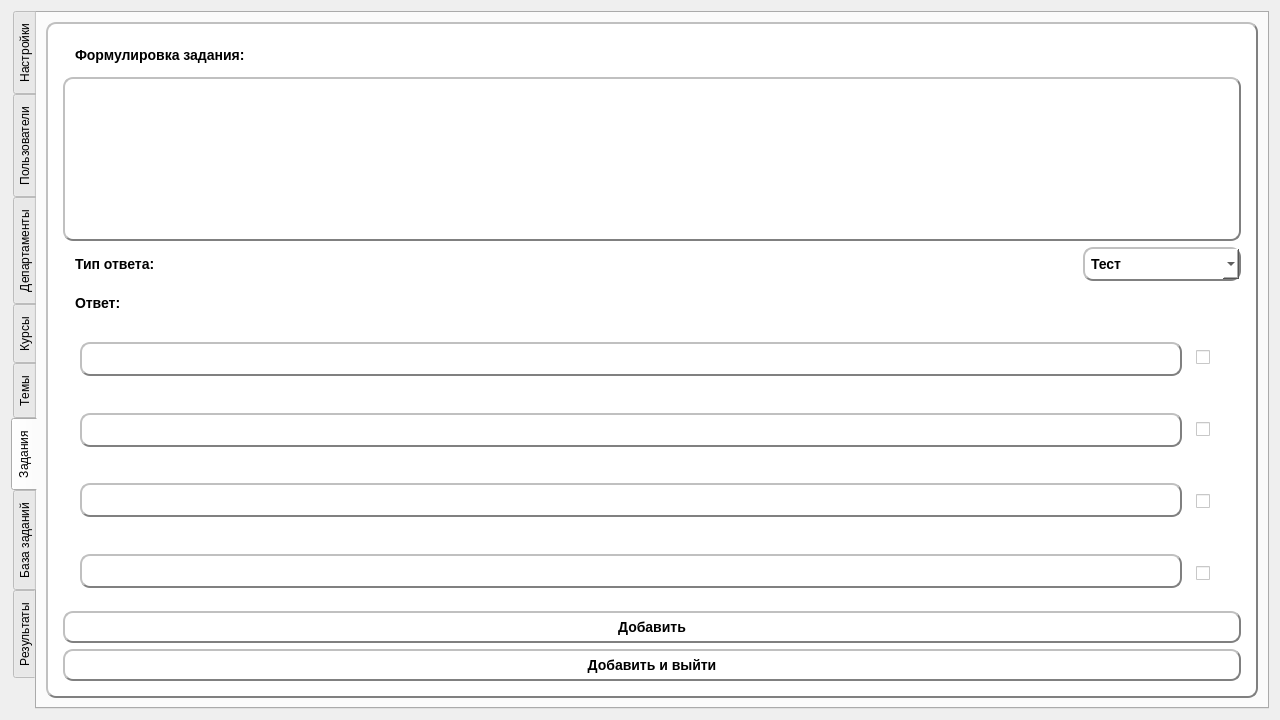
Above: adminwin.ui from Rayzedan/SystemControlStudent before the change. Below: the same form after it.
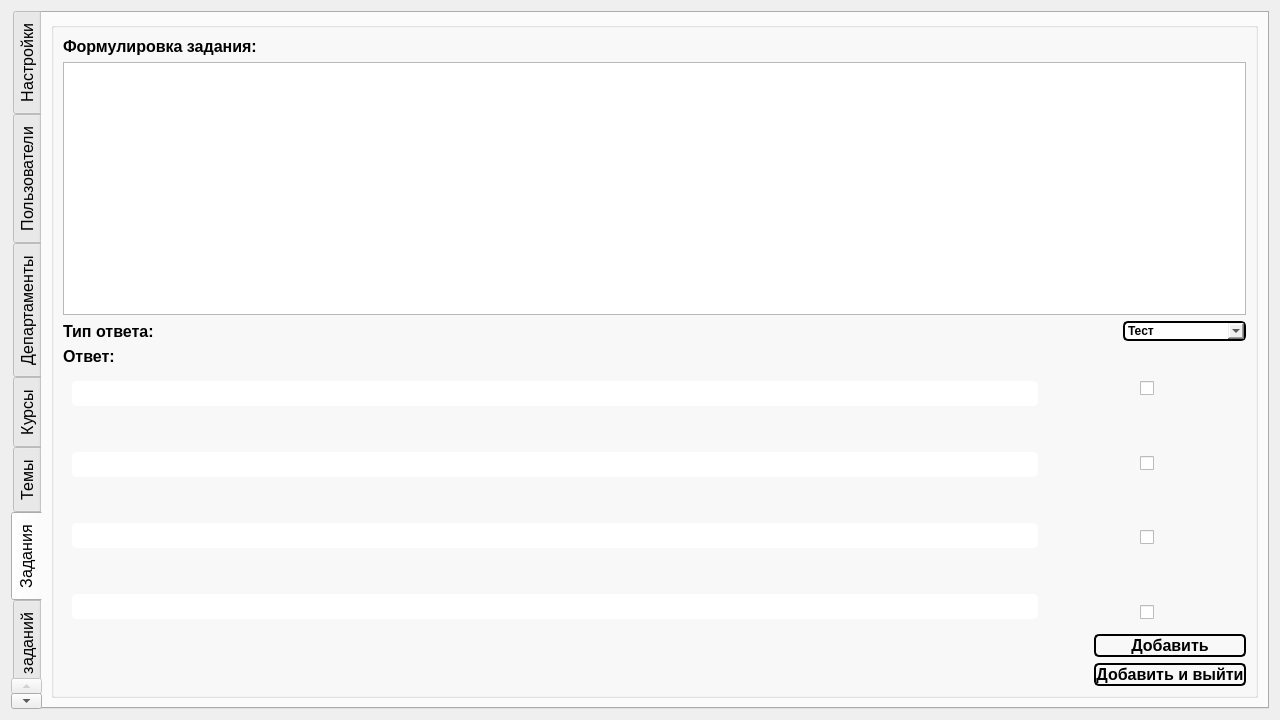
That is the form after the change. The open tabs and pages were chosen to show the change. Custom widgets are drawn as their Qt base class.

What changed in the file:
```diff
--- a/adminwin.ui
+++ b/adminwin.ui
@@ -16,12 +16,43 @@
     <height>720</height>
    </size>
   </property>
+  <property name="font">
+   <font>
+    <pointsize>12</pointsize>
+   </font>
+  </property>
   <property name="windowTitle">
    <string>Form</string>
   </property>
+  <property name="styleSheet">
+   <string notr="true">QMainWindow {
+background: white;
+
+}
+QPushButton , QLineEdit,QComboBox{
+display: inline-block;
+  color: white;
+  font-weight: 700;
+text-decoration: none;
+  user-select: none;
+  color: black;
+  outline: none;
+  border: 2px solid;
+  border-radius: 5px;
+  transition: 0.2s;
+
+} 
+QPushButton:hover { background: gray; }
+QPushButton:pressed { background: white; }</string>
+  </property>
   <layout class="QVBoxLayout" name="verticalLayout_2">
    <item>
     <widget class="TabWidget" name="tabWidget">
+     <property name="font">
+      <font>
+       <pointsize>12</pointsize>
+      </font>
+     </property>
      <property name="tabPosition">
       <enum>QTabWidget::West</enum>
      </property>
@@ -704,37 +735,22 @@
         <widget class="QGroupBox" name="groupBox_4">
          <property name="font">
           <font>
-           <pointsize>-1</pointsize>
            <italic>false</italic>
            <bold>true</bold>
           </font>
          </property>
-         <property name="styleSheet">
-          <string notr="true">QWidget {
-	background-color: white;
-     border-style: outset;
-     border-width: 2px;
-     border-radius: 10px;
-     border-color: gray;
-     font: bold 14px;
-  
-     padding: 6px;}
-
-QPushButton:pressed {
-     background-color: grey;
-     border-style: inset;
- }
-QToolButton:pressed {
-     background-color: grey;
-     border-style: inset;
- }</string>
-         </property>
          <property name="title">
           <string/>
          </property>
-         <layout class="QVBoxLayout" name="verticalLayout_10">
+         <layout class="QVBoxLayout" name="verticalLayout_24">
           <item>
            <widget class="QLabel" name="label_20">
+            <property name="font">
+             <font>
+              <pointsize>12</pointsize>
+              <bold>true</bold>
+             </font>
+            </property>
             <property name="styleSheet">
              <string notr="true">
 border-color: white;
@@ -746,12 +762,24 @@
            </widget>
           </item>
           <item>
-           <widget class="QTextEdit" name="textEdit"/>
+           <widget class="QTextEdit" name="textEdit">
+            <property name="font">
+             <font>
+              <pointsize>12</pointsize>
+             </font>
+            </property>
+           </widget>
           </item>
           <item>
            <layout class="QHBoxLayout" name="horizontalLayout_7" stretch="1,10,1">
             <item>
              <widget class="QLabel" name="label_21">
+              <property name="font">
+               <font>
+                <pointsize>12</pointsize>
+                <bold>true</bold>
+               </font>
+              </property>
               <property name="styleSheet">
                <string notr="true">border-color: white;</string>
               </property>
@@ -791,6 +819,12 @@
           </item>
           <item>
            <widget class="QLabel" name="label_22">
+            <property name="font">
+             <font>
+              <pointsize>12</pointsize>
+              <bold>true</bold>
+             </font>
+            </property>
             <property name="styleSheet">
              <string notr="true">border-color: white;</string>
             </property>
@@ -821,22 +855,18 @@
             <widget class="QWidget" name="TestPage">
              <layout class="QVBoxLayout" name="verticalLayout_21">
               <item>
-               <layout class="QHBoxLayout" name="horizontalLayout_8">
+               <layout class="QHBoxLayout" name="horizontalLayout_8" stretch="10,1,1">
                 <item>
                  <layout class="QVBoxLayout" name="verticalLayout_22">
                   <item>
                    <widget class="QLineEdit" name="TextAns1">
-                    <property name="styleSheet">
-                     <string notr="true">QWidget {
-	background-color: white;
-     border-style: outset;
-     border-width: 2px;
-     border-radius: 10px;
-     border-color: gray;
-     font: bold 14px;
-  
-     padding: 6px;}
-</string>
+                    <property name="font">
+                     <font>
+                      <pointsize>12</pointsize>
+                      <bold>true</bold>
+                      <underline>false</underline>
+                      <strikeout>false</strikeout>
+                     </font>
                     </property>
                    </widget>
                   </item>
@@ -855,17 +885,13 @@
                   </item>
                   <item>
                    <widget class="QLineEdit" name="TextAns2">
-                    <property name="styleSheet">
-                     <string notr="true">QWidget {
-	background-color: white;
-     border-style: outset;
-     border-width: 2px;
-     border-radius: 10px;
-     border-color: gray;
-     font: bold 14px;
-  
-     padding: 6px;}
-</string>
+                    <property name="font">
+                     <font>
+                      <pointsize>12</pointsize>
+                      <bold>true</bold>
+                      <underline>false</underline>
+                      <strikeout>false</strikeout>
+                     </font>
                     </property>
                    </widget>
                   </item>
@@ -884,17 +910,13 @@
                   </item>
                   <item>
                    <widget class="QLineEdit" name="TextAns3">
-                    <property name="styleSheet">
-                     <string notr="true">QWidget {
-	background-color: white;
-     border-style: outset;
-     border-width: 2px;
-     border-radius: 10px;
-     border-color: gray;
-     font: bold 14px;
-  
-     padding: 6px;}
-</string>
+                    <property name="font">
+                     <font>
+                      <pointsize>12</pointsize>
+                      <bold>true</bold>
+                      <underline>false</underline>
+                      <strikeout>false</strikeout>
+                     </font>
                     </property>
                    </widget>
                   </item>
@@ -913,22 +935,31 @@
                   </item>
                   <item>
                    <widget class="QLineEdit" name="TextAns4">
-                    <property name="styleSheet">
-                     <string notr="true">QWidget {
-	background-color: white;
-     border-style: outset;
-     border-width: 2px;
-     border-radius: 10px;
-     border-color: gray;
-     font: bold 14px;
-  
-     padding: 6px;}
-</string>
+                    <property name="font">
+                     <font>
+                      <pointsize>12</pointsize>
+                      <bold>true</bold>
+                      <underline>false</underline>
+                      <strikeout>false</strikeout>
+                     </font>
                     </property>
                    </widget>
                   </item>
                  </layout>
                 </item>
+                <item>
+                 <spacer name="horizontalSpacer_8">
+                  <property name="orientation">
+                   <enum>Qt::Horizontal</enum>
+                  </property>
+                  <property name="sizeHint" stdset="0">
+                   <size>
+                    <width>40</width>
+                    <height>20</height>
+                   </size>
+                  </property>
+                 </spacer>
+                </item>
                 <item>
                  <layout class="QVBoxLayout" name="verticalLayout_23">
                   <item>
@@ -1007,20 +1038,53 @@
            </widget>
           </item>
           <item>
-           <layout class="QVBoxLayout" name="verticalLayout_24">
+           <layout class="QHBoxLayout" name="horizontalLayout_9">
             <item>
-             <widget class="QPushButton" name="pushButton_4">
-              <property name="text">
-               <string>Добавить</string>
+             <spacer name="horizontalSpacer_9">
+              <property name="orientation">
+               <enum>Qt::Horizontal</enum>
               </property>
-             </widget>
+              <property name="sizeHint" stdset="0">
+               <size>
+                <width>40</width>
+                <height>20</height>
+               </size>
+              </property>
+             </spacer>
             </item>
             <item>
-             <widget class="QPushButton" name="pushButton_5">
-              <property name="text">
-               <string>Добавить и выйти</string>
-              </property>
-             </widget>
+             <layout class="QVBoxLayout" name="verticalLayout_10">
+              <item>
+               <widget class="QPushButton" name="pushButton_4">
+                <property name="font">
+                 <font>
+                  <pointsize>12</pointsize>
+                  <bold>true</bold>
+                  <underline>false</underline>
+                  <strikeout>false</strikeout>
+                 </font>
+                </property>
+                <property name="text">
+                 <string>Добавить</string>
+                </property>
+               </widget>
+              </item>
+              <item>
+               <widget class="QPushButton" name="pushButton_5">
+                <property name="font">
+                 <font>
+                  <pointsize>12</pointsize>
+                  <bold>true</bold>
+                  <underline>false</underline>
+                  <strikeout>false</strikeout>
+                 </font>
+                </property>
+                <property name="text">
+                 <string>Добавить и выйти</string>
+                </property>
+               </widget>
+              </item>
+             </layout>
             </item>
            </layout>
           </item>
```
Left out of the diff: 361 changed lines with no effect on the pictures.
